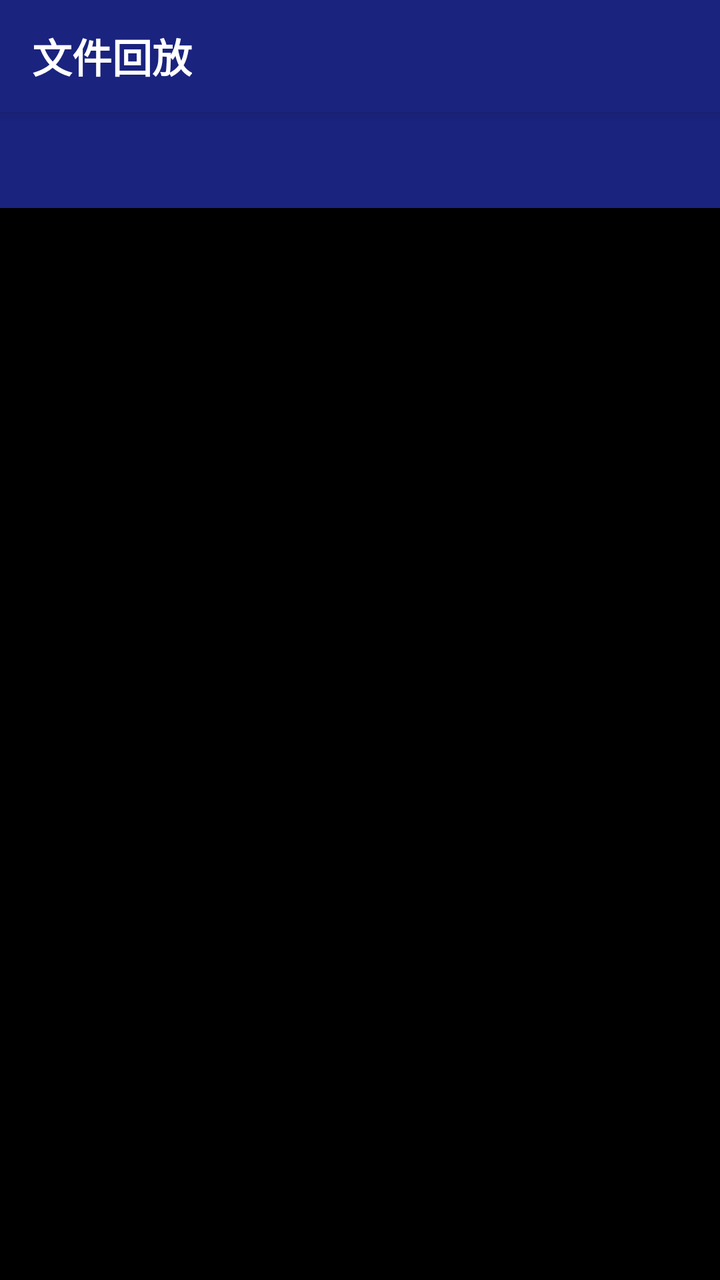
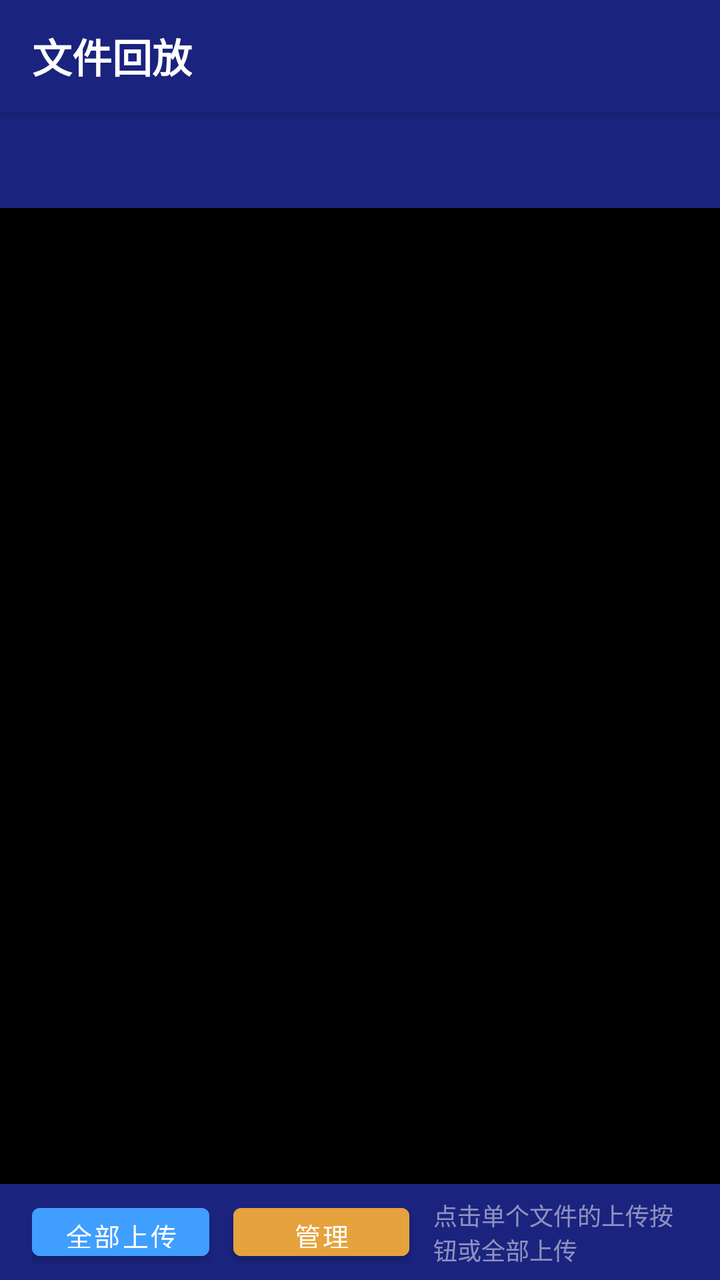

Screens rendered from an Android XML layout before and after an edit, with the pre-edit source and the edit as a unified diff.
<!-- AndroidManifest.xml: application theme Theme.EnforcementApp -->
<!-- res/layout/activity_playback.xml -->
<?xml version="1.0" encoding="utf-8"?>
<LinearLayout
    xmlns:android="http://schemas.android.com/apk/res/android"
    xmlns:app="http://schemas.android.com/apk/res-auto"
    android:layout_width="match_parent"
    android:layout_height="match_parent"
    android:orientation="vertical"
    android:background="#000000">

    
    <LinearLayout
        android:layout_width="match_parent"
        android:layout_height="56dp"
        android:orientation="horizontal"
        android:gravity="center_vertical"
        android:background="#1A237E"
        android:paddingStart="16dp"
        android:paddingEnd="16dp"
        android:elevation="4dp">

        <TextView
            android:layout_width="wrap_content"
            android:layout_height="wrap_content"
            android:text="文件回放"
            android:textColor="#FFFFFF"
            android:textSize="20sp"
            android:textStyle="bold" />

        <View
            android:layout_width="0dp"
            android:layout_height="1dp"
            android:layout_weight="1" />

        <TextView
            android:id="@+id/tvFileCount"
            android:layout_width="wrap_content"
            android:layout_height="wrap_content"
            android:textColor="#FFFFFF"
            android:textSize="14sp" />

    </LinearLayout>

    
    <com.google.android.material.tabs.TabLayout
        android:id="@+id/tabLayout"
        android:layout_width="match_parent"
        android:layout_height="48dp"
        android:background="#1A237E"
        app:tabTextColor="#80FFFFFF"
        app:tabSelectedTextColor="#FFFFFF"
        app:tabIndicatorColor="#FFFFFF"
        app:tabIndicatorHeight="3dp"
        app:tabTextAppearance="@style/PlaybackTabText"
        app:tabRippleColor="#40FFFFFF" />

    <androidx.viewpager2.widget.ViewPager2
        android:id="@+id/viewPager"
        android:layout_width="match_parent"
        android:layout_height="0dp"
        android:layout_weight="1" />

</LinearLayout>
<!-- resources referenced by this layout -->
<resources>
  <style name="PlaybackTabText" parent="TextAppearance.AppCompat.Body1">
          <item name="android:textSize">16sp</item>
          <item name="android:textStyle">bold</item>
          <item name="textAllCaps">false</item>
      </style>
  <style name="Theme.EnforcementApp" parent="Theme.MaterialComponents.DayNight.NoActionBar">
          <item name="colorPrimary">#1A237E</item>
          <item name="colorPrimaryVariant">#0D47A1</item>
          <item name="colorOnPrimary">#FFFFFF</item>
          <item name="colorSecondary">#2196F3</item>
          <item name="android:windowBackground">#000000</item>
      </style>
</resources>

<!-- the commit's change to res/layout/activity_playback.xml (unified diff, before → after) -->
@@ -59,4 +59,100 @@
         android:layout_height="0dp"
         android:layout_weight="1" />
 
+    
+    <LinearLayout
+        android:id="@+id/uploadBar"
+        android:layout_width="match_parent"
+        android:layout_height="48dp"
+        android:orientation="horizontal"
+        android:gravity="center_vertical"
+        android:paddingHorizontal="16dp"
+        android:background="#1A237E">
+
+        
+        <LinearLayout
+            android:id="@+id/normalBar"
+            android:layout_width="match_parent"
+            android:layout_height="match_parent"
+            android:orientation="horizontal"
+            android:gravity="center_vertical">
+
+            <Button
+                android:id="@+id/btnUploadAll"
+                android:layout_width="wrap_content"
+                android:layout_height="36dp"
+                android:text="全部上传"
+                android:textSize="13sp"
+                android:textColor="#ffffff"
+                android:backgroundTint="#409EFF" />
+
+            <Button
+                android:id="@+id/btnManage"
+                android:layout_width="wrap_content"
+                android:layout_height="36dp"
+                android:layout_marginStart="12dp"
+                android:text="管理"
+                android:textSize="13sp"
+                android:textColor="#ffffff"
+                android:backgroundTint="#E6A23C" />
+
+            <TextView
+                android:id="@+id/tvUploadTip"
+                android:layout_width="0dp"
+                android:layout_height="wrap_content"
+                android:layout_weight="1"
+                android:layout_marginStart="12dp"
+                android:textColor="#80FFFFFF"
+                android:textSize="12sp"
+                android:text="点击单个文件的上传按钮或全部上传" />
+
+        </LinearLayout>
+
+        
+        <LinearLayout
+            android:id="@+id/manageBar"
+            android:layout_width="match_parent"
+            android:layout_height="match_parent"
+            android:orientation="horizontal"
+            android:gravity="center_vertical"
+            android:visibility="gone">
+
+            <Button
+                android:id="@+id/btnDeleteSelected"
+                android:layout_width="wrap_content"
+                android:layout_height="36dp"
+                android:text="删除选中 (0)"
+                android:textSize="13sp"
+                android:textColor="#ffffff"
+                android:backgroundTint="#F56C6C"
+                android:enabled="false" />
+
+            <Button
+                android:id="@+id/btnSelectAll"
+                android:layout_width="wrap_content"
+                android:layout_height="36dp"
+                android:layout_marginStart="12dp"
+                android:text="全选"
+                android:textSize="13sp"
+                android:textColor="#ffffff"
+                android:backgroundTint="#409EFF" />
+
+            <View
+                android:layout_width="0dp"
+                android:layout_height="1dp"
+                android:layout_weight="1" />
+
+            <Button
+                android:id="@+id/btnCancelManage"
+                android:layout_width="wrap_content"
+                android:layout_height="36dp"
+                android:text="取消"
+                android:textSize="13sp"
+                android:textColor="#ffffff"
+                android:backgroundTint="#909399" />
+
+        </LinearLayout>
+
+    </LinearLayout>
+
 </LinearLayout>
